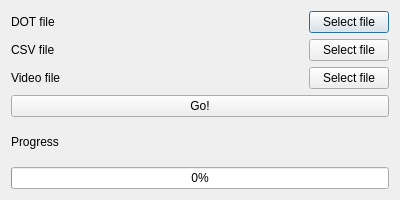
tmramalho/bigCellBrotherGUI, file views/videoprocessor.ui: the form before one commit.
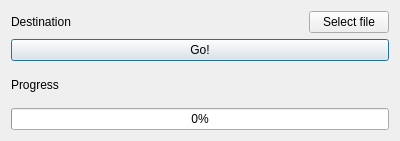
The form after the commit.

Patch:
```diff
--- a/views/videoprocessor.ui
+++ b/views/videoprocessor.ui
@@ -7,7 +7,7 @@
     <x>0</x>
     <y>0</y>
     <width>400</width>
-    <height>200</height>
+    <height>141</height>
    </rect>
   </property>
   <property name="windowTitle">
@@ -16,60 +16,21 @@
   <layout class="QGridLayout" name="gridLayout_2">
    <item row="2" column="0">
     <layout class="QGridLayout" name="gridLayout">
-     <item row="0" column="1">
-      <widget class="QPushButton" name="pickDOT">
-       <property name="sizePolicy">
-        <sizepolicy hsizetype="Fixed" vsizetype="Fixed">
-         <horstretch>0</horstretch>
-         <verstretch>0</verstretch>
-        </sizepolicy>
-       </property>
+     <item row="1" column="0" colspan="2">
+      <widget class="QPushButton" name="goButton">
        <property name="text">
-        <string>Select file</string>
-       </property>
-      </widget>
-     </item>
-     <item row="5" column="0" colspan="2">
-      <widget class="QProgressBar" name="progressBar">
-       <property name="sizePolicy">
-        <sizepolicy hsizetype="Expanding" vsizetype="Fixed">
-         <horstretch>0</horstretch>
-         <verstretch>0</verstretch>
-        </sizepolicy>
-       </property>
-       <property name="value">
-        <number>0</number>
-       </property>
-      </widget>
-     </item>
-     <item row="1" column="1">
-      <widget class="QPushButton" name="pickCSV">
-       <property name="sizePolicy">
-        <sizepolicy hsizetype="Fixed" vsizetype="Fixed">
-         <horstretch>0</horstretch>
-         <verstretch>0</verstretch>
-        </sizepolicy>
-       </property>
-       <property name="text">
-        <string>Select file</string>
-       </property>
-      </widget>
-     </item>
-     <item row="1" column="0">
-      <widget class="QLabel" name="csvFileLabel">
-       <property name="text">
-        <string>CSV file</string>
+        <string>Go!</string>
        </property>
       </widget>
      </item>
      <item row="0" column="0">
       <widget class="QLabel" name="dotFileLabel">
        <property name="text">
-        <string>DOT file</string>
+        <string>Destination</string>
        </property>
       </widget>
      </item>
-     <item row="4" column="0">
+     <item row="2" column="0">
       <widget class="QLabel" name="label_3">
        <property name="text">
         <string>Progress</string>
@@ -77,21 +38,26 @@
       </widget>
      </item>
      <item row="3" column="0" colspan="2">
-      <widget class="QPushButton" name="goButton">
-       <property name="text">
-        <string>Go!</string>
+      <widget class="QProgressBar" name="progressBar">
+       <property name="sizePolicy">
+        <sizepolicy hsizetype="Expanding" vsizetype="Fixed">
+         <horstretch>0</horstretch>
+         <verstretch>0</verstretch>
+        </sizepolicy>
        </property>
-      </widget>
-     </item>
-     <item row="2" column="0">
-      <widget class="QLabel" name="videoFileLabel">
-       <property name="text">
-        <string>Video file</string>
+       <property name="value">
+        <number>0</number>
        </property>
       </widget>
      </item>
-     <item row="2" column="1">
-      <widget class="QPushButton" name="pickAVI">
+     <item row="0" column="1">
+      <widget class="QPushButton" name="pickDOT">
+       <property name="sizePolicy">
+        <sizepolicy hsizetype="Fixed" vsizetype="Fixed">
+         <horstretch>0</horstretch>
+         <verstretch>0</verstretch>
+        </sizepolicy>
+       </property>
        <property name="text">
         <string>Select file</string>
        </property>
```
